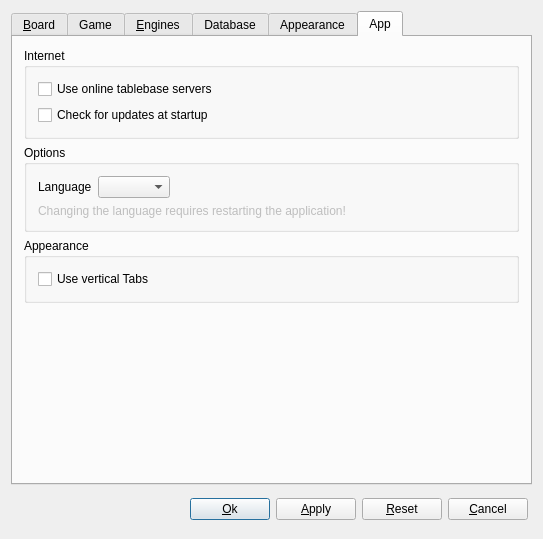
Old version of the form src/gui/preferences.ui in the repository madnight/chessx.
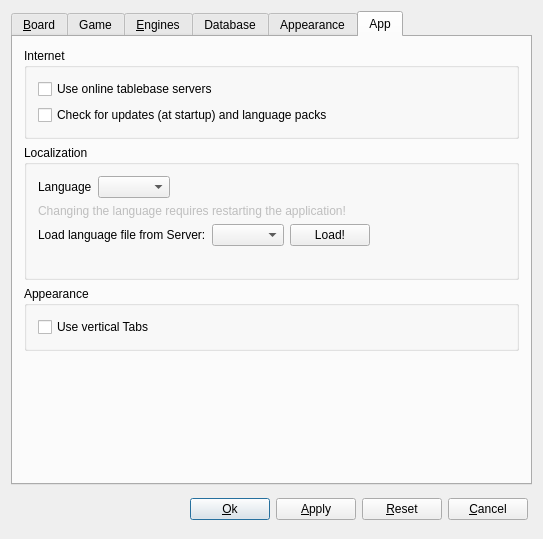
New version of the form. The open tabs and pages were chosen to show the change. Icons and pictures are not drawn. Custom widgets are drawn as their Qt base class.

Commit message: New feature: Download language files from server

Diff of the .ui file:
```diff
--- a/src/gui/preferences.ui
+++ b/src/gui/preferences.ui
@@ -992,7 +992,7 @@
           <item>
            <widget class="QCheckBox" name="versionCheck">
             <property name="text">
-             <string>Check for updates at startup</string>
+             <string>Check for updates (at startup) and language packs</string>
             </property>
            </widget>
           </item>
@@ -1002,7 +1002,7 @@
        <item>
         <widget class="QGroupBox" name="groupBox_5">
          <property name="title">
-          <string>Options</string>
+          <string>Localization</string>
          </property>
          <layout class="QVBoxLayout" name="verticalLayout_9">
           <item>
@@ -1042,6 +1042,50 @@
             </property>
            </widget>
           </item>
+          <item>
+           <layout class="QHBoxLayout" name="horizontalLayout_9">
+            <item>
+             <widget class="QLabel" name="label_19">
+              <property name="text">
+               <string>Load language file from Server:</string>
+              </property>
+             </widget>
+            </item>
+            <item>
+             <widget class="QComboBox" name="cbLangServer"/>
+            </item>
+            <item>
+             <widget class="QPushButton" name="btLoadLang">
+              <property name="text">
+               <string>Load!</string>
+              </property>
+             </widget>
+            </item>
+            <item>
+             <spacer name="horizontalSpacer_4">
+              <property name="orientation">
+               <enum>Qt::Horizontal</enum>
+              </property>
+              <property name="sizeHint" stdset="0">
+               <size>
+                <width>40</width>
+                <height>20</height>
+               </size>
+              </property>
+             </spacer>
+            </item>
+           </layout>
+          </item>
+          <item>
+           <widget class="QLabel" name="labelLoadStatus">
+            <property name="enabled">
+             <bool>false</bool>
+            </property>
+            <property name="text">
+             <string/>
+            </property>
+           </widget>
+          </item>
          </layout>
         </widget>
        </item>
```
Left out of the diff: 2 changed lines with no effect on the pictures. The commit also changes 12 other files.
